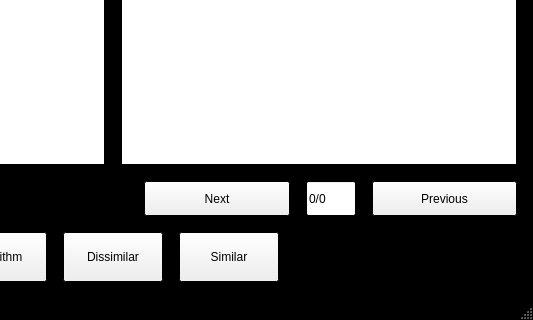
The window that assets/mainGUILayout.ui (GregoryKemper/Image-Comparison) describes before a commit, drawn with Qt 5; both pictures show x 308 to 841 and y 242 to 562 of the 841 by 562 pixel window.
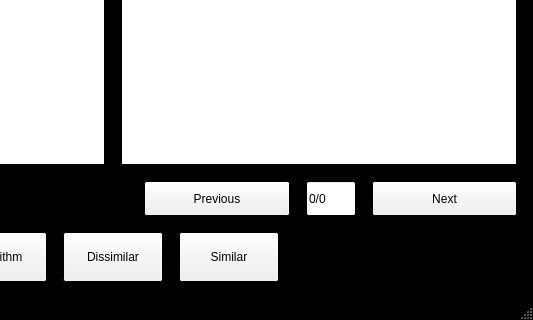
The same window after the commit.

Commit message: rotated buttons back to correct placement

The edit to the form file:
```diff
--- a/assets/mainGUILayout.ui
+++ b/assets/mainGUILayout.ui
@@ -192,7 +192,7 @@
          </spacer>
         </item>
         <item>
-         <widget class="QPushButton" name="nextButton">
+         <widget class="QPushButton" name="previousButton">
           <property name="sizePolicy">
            <sizepolicy hsizetype="Expanding" vsizetype="Expanding">
             <horstretch>0</horstretch>
@@ -212,7 +212,7 @@
            </size>
           </property>
           <property name="text">
-           <string>Next</string>
+           <string>Previous</string>
           </property>
          </widget>
         </item>
@@ -251,7 +251,7 @@
          </widget>
         </item>
         <item>
-         <widget class="QPushButton" name="previousButton">
+         <widget class="QPushButton" name="nextButton">
           <property name="sizePolicy">
            <sizepolicy hsizetype="Expanding" vsizetype="Expanding">
             <horstretch>0</horstretch>
@@ -271,7 +271,7 @@
            </size>
           </property>
           <property name="text">
-           <string>Previous</string>
+           <string>Next</string>
           </property>
          </widget>
         </item>
```
